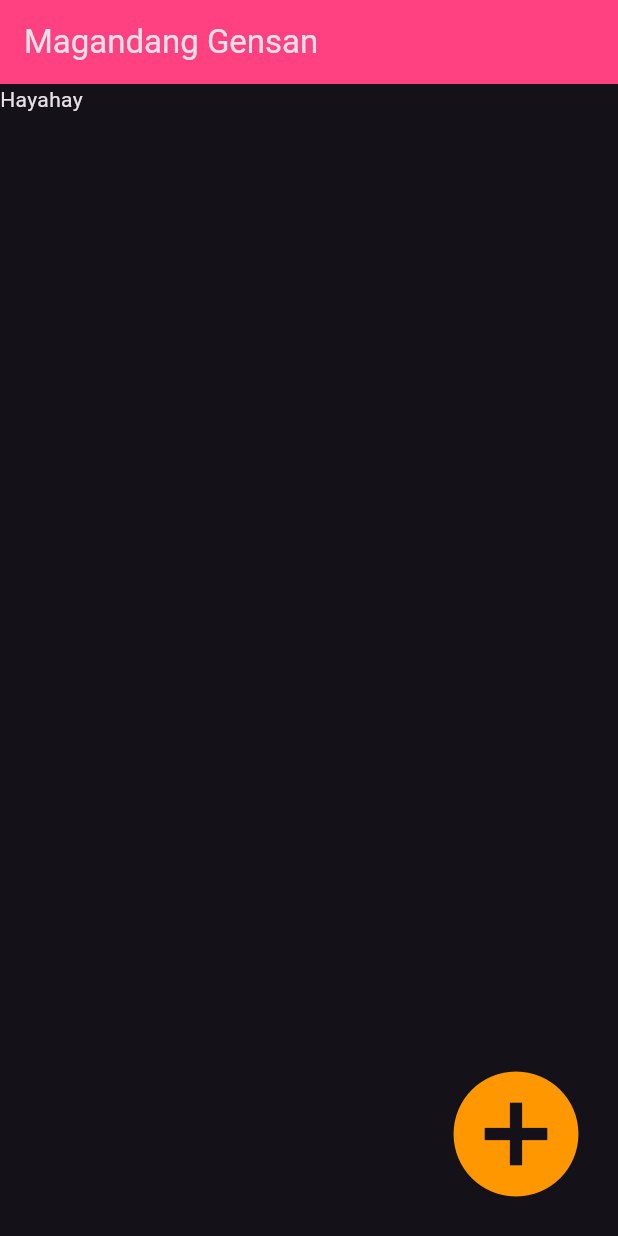
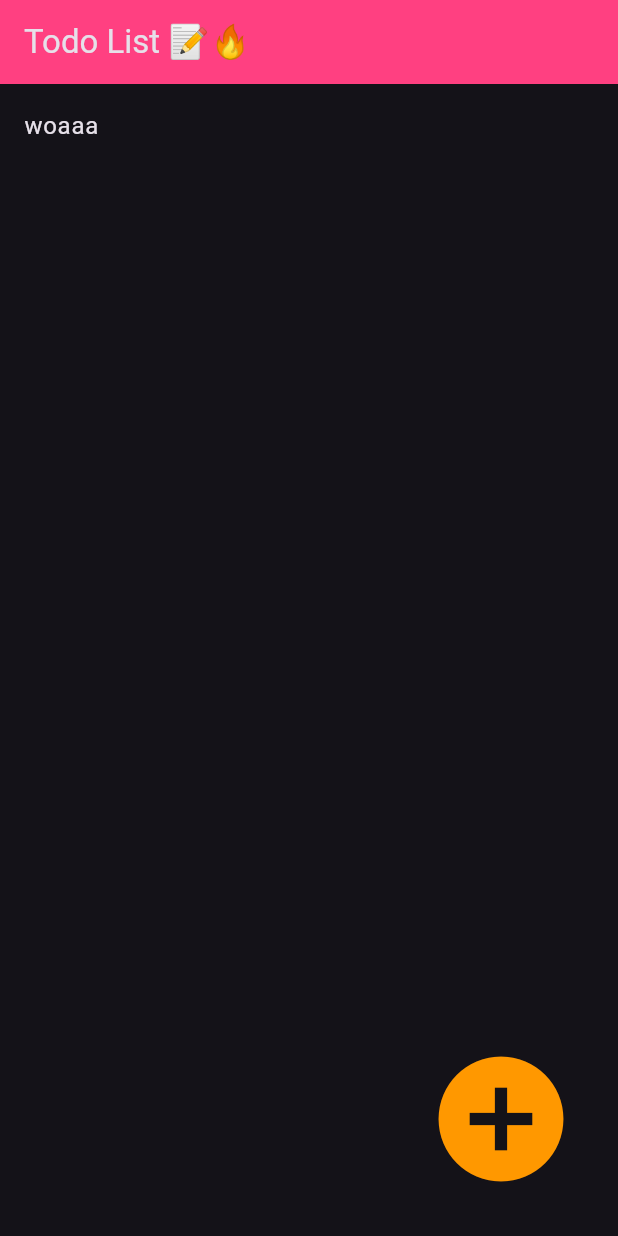
Before and after one commit to SuchWowEl/notes_flutter, a Flutter app: the screen it shows after launch, after a tap on the "add circle" icon, on a phone screen of 412 x 824 dp. Run offline on Flutter 3.47's test engine with Material 2 defaults, Android fonts, the phone set to English and light mode, and no system bars.

Commit message:
feat: pressing button adds entry

```diff
--- a/lib/main.dart
+++ b/lib/main.dart
@@ -1,4 +1,5 @@
 import 'package:flutter/material.dart';
+//import 'package:provider/provider.dart';
 
 void main() {
   runApp(const MyApp());
@@ -11,7 +12,7 @@ class MyApp extends StatelessWidget {
   @override
   Widget build(BuildContext context) {
     return MaterialApp(
-      title: 'Flutter Demo',
+      title: 'Todo App',
       theme: ThemeData(
         brightness: Brightness.dark,
         primaryColor: Colors.pinkAccent,
@@ -33,23 +34,33 @@ class MyHomePage extends StatelessWidget {
     return Scaffold(
       appBar: AppBar(
         backgroundColor: Theme.of(context).primaryColor,
-        title: const Text("Magandang Gensan"),
+        title: const Text("Todo List 📝🔥"),
       ),
-      body: const TodoList(),
+      body: const Todos(),
     );
   }
 }
 
-class TodoList extends StatefulWidget {
-  const TodoList({super.key});
+// class TodoList extends ChangeNotifier(){
+
+// }
+
+class Todos extends StatefulWidget {
+  const Todos({super.key});
 
   @override
-  State<TodoList> createState() => _TodoListState();
+  State<Todos> createState() => _TodosState();
 }
 
-class _TodoListState extends State<TodoList> {
+class _TodosState extends State<Todos> {
+  List<String> todoList = [];
+  //todoList.add();
+
   void justprint() {
     print("eyoooo");
+    setState(() {
+      todoList.add("woaaa");
+    });
   }
 
   @override
@@ -59,12 +70,14 @@ class _TodoListState extends State<TodoList> {
       height: double.infinity,
       child: Stack(
         children: [
-          const Column(children: [
-            Text("Hayahay"),
-          ]),
+          ListView.builder(
+              itemCount: todoList.length,
+              itemBuilder: (context, index) {
+                return ListTile(title: Text(todoList[index]));
+              }),
           Positioned(
-            bottom: 10,
-            right: 10,
+            bottom: 20,
+            right: 20,
             child: IconButton(
                 onPressed: justprint,
                 icon: const Icon(
```
